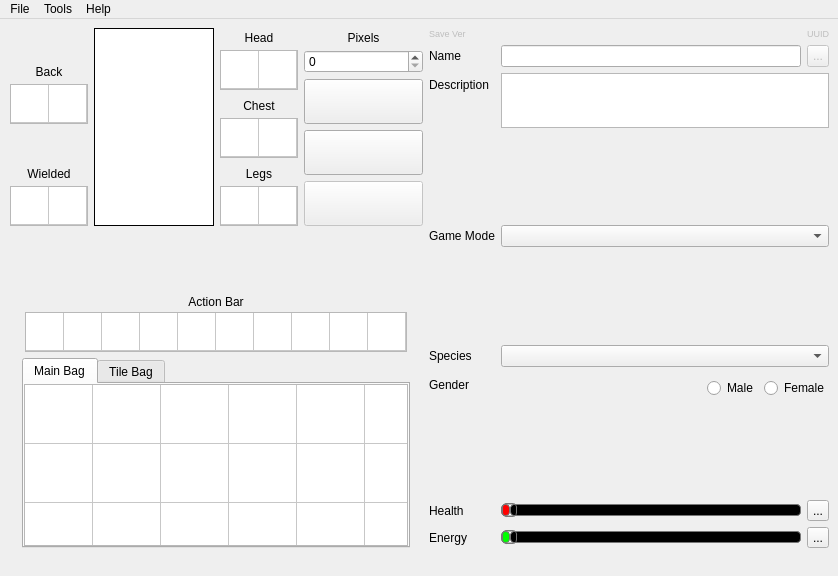
Before: the Qt Designer form starcheat/templates/MainWindow.ui in wizzomafizzo/starcheat, drawn with Qt 5.
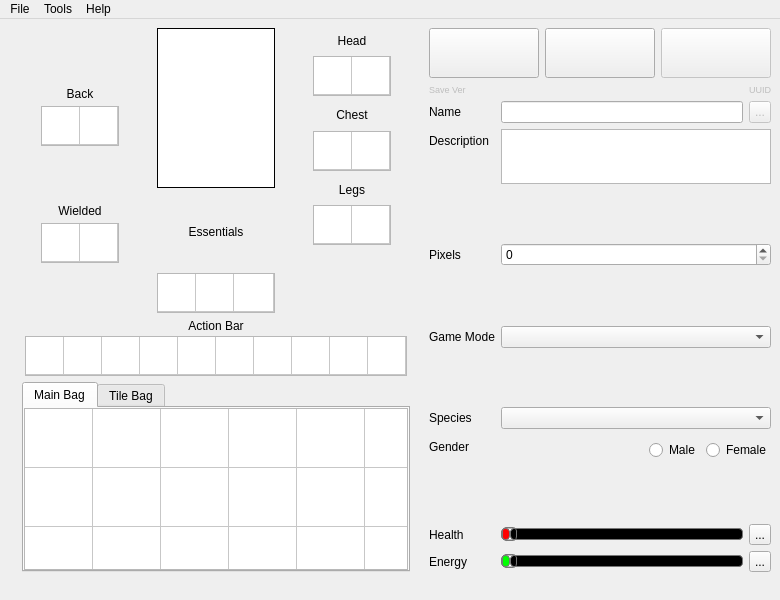
After: the same form once the commit is applied. Icons and pictures are not drawn.

Commit message: Playing with mainwindow layout

```diff
--- a/starcheat/templates/MainWindow.ui
+++ b/starcheat/templates/MainWindow.ui
@@ -6,8 +6,8 @@
    <rect>
     <x>0</x>
     <y>0</y>
-    <width>838</width>
-    <height>576</height>
+    <width>780</width>
+    <height>600</height>
    </rect>
   </property>
   <property name="windowTitle">
@@ -18,17 +18,27 @@
     <normaloff>:/starcheat/images/starcheat_64_single.png</normaloff>:/starcheat/images/starcheat_64_single.png</iconset>
   </property>
   <widget class="QWidget" name="centralwidget">
-   <layout class="QHBoxLayout" name="horizontalLayout_7">
-    <item>
-     <layout class="QVBoxLayout" name="verticalLayout_9">
+   <layout class="QGridLayout" name="gridLayout_7">
+    <item row="0" column="0" rowspan="2">
+     <layout class="QVBoxLayout" name="verticalLayout_8">
       <item>
-       <layout class="QHBoxLayout" name="horizontalLayout_4">
-        <item>
-         <layout class="QVBoxLayout" name="verticalLayout_10">
-          <property name="leftMargin">
-           <number>1</number>
-          </property>
-          <item>
+       <layout class="QGridLayout" name="gridLayout_6">
+        <item row="0" column="0" rowspan="2">
+         <layout class="QGridLayout" name="gridLayout_4">
+          <item row="0" column="0" rowspan="5">
+           <spacer name="horizontalSpacer_8">
+            <property name="orientation">
+             <enum>Qt::Horizontal</enum>
+            </property>
+            <property name="sizeHint" stdset="0">
+             <size>
+              <width>18</width>
+              <height>238</height>
+             </size>
+            </property>
+           </spacer>
+          </item>
+          <item row="0" column="1">
            <spacer name="verticalSpacer_3">
             <property name="orientation">
              <enum>Qt::Vertical</enum>
@@ -41,7 +51,20 @@
             </property>
            </spacer>
           </item>
-          <item>
+          <item row="0" column="2" rowspan="5">
+           <spacer name="horizontalSpacer_9">
+            <property name="orientation">
+             <enum>Qt::Horizontal</enum>
+            </property>
+            <property name="sizeHint" stdset="0">
+             <size>
+              <width>18</width>
+              <height>238</height>
+             </size>
+            </property>
+           </spacer>
+          </item>
+          <item row="1" column="1">
            <layout class="QVBoxLayout" name="verticalLayout">
             <property name="spacing">
              <number>3</number>
@@ -163,7 +186,7 @@
             </item>
            </layout>
           </item>
-          <item>
+          <item row="2" column="1">
            <spacer name="verticalSpacer">
             <property name="orientation">
              <enum>Qt::Vertical</enum>
@@ -176,7 +199,7 @@
             </property>
            </spacer>
           </item>
-          <item>
+          <item row="3" column="1">
            <layout class="QVBoxLayout" name="verticalLayout_2">
             <property name="spacing">
              <number>3</number>
@@ -298,9 +321,22 @@
             </item>
            </layout>
           </item>
+          <item row="4" column="1">
+           <spacer name="verticalSpacer_4">
+            <property name="orientation">
+             <enum>Qt::Vertical</enum>
+            </property>
+            <property name="sizeHint" stdset="0">
+             <size>
+              <width>17</width>
+              <height>34</height>
+             </size>
+            </property>
+           </spacer>
+          </item>
          </layout>
         </item>
-        <item>
+        <item row="0" column="1">
          <widget class="QLabel" name="player_preview">
           <property name="minimumSize">
            <size>
@@ -322,9 +358,22 @@
           </property>
          </widget>
         </item>
-        <item>
-         <layout class="QVBoxLayout" name="verticalLayout_8">
-          <item>
+        <item row="0" column="2" rowspan="2">
+         <layout class="QGridLayout" name="gridLayout">
+          <item row="0" column="0" rowspan="4">
+           <spacer name="horizontalSpacer_5">
+            <property name="orientation">
+             <enum>Qt::Horizontal</enum>
+            </property>
+            <property name="sizeHint" stdset="0">
+             <size>
+              <width>18</width>
+              <height>238</height>
+             </size>
+            </property>
+           </spacer>
+          </item>
+          <item row="0" column="1">
            <layout class="QVBoxLayout" name="verticalLayout_3">
             <property name="spacing">
              <number>3</number>
@@ -446,7 +495,20 @@
             </item>
            </layout>
           </item>
-          <item>
+          <item row="0" column="2" rowspan="4">
+           <spacer name="horizontalSpacer_7">
+            <property name="orientation">
+             <enum>Qt::Horizontal</enum>
+            </property>
+            <property name="sizeHint" stdset="0">
+             <size>
+              <width>18</width>
+              <height>238</height>
+             </size>
+            </property>
+           </spacer>
+          </item>
+          <item row="1" column="1">
            <layout class="QVBoxLayout" name="verticalLayout_5">
             <property name="spacing">
              <number>3</number>
@@ -568,7 +630,7 @@
             </item>
            </layout>
           </item>
-          <item>
+          <item row="2" column="1">
            <layout class="QVBoxLayout" name="verticalLayout_4">
             <property name="spacing">
              <number>3</number>
@@ -690,64 +752,32 @@
             </item>
            </layout>
           </item>
+          <item row="3" column="1">
+           <spacer name="verticalSpacer_2">
+            <property name="orientation">
+             <enum>Qt::Vertical</enum>
+            </property>
+            <property name="sizeHint" stdset="0">
+             <size>
+              <width>20</width>
+              <height>40</height>
+             </size>
+            </property>
+           </spacer>
+          </item>
          </layout>
         </item>
-        <item>
-         <layout class="QVBoxLayout" name="verticalLayout_6">
+        <item row="1" column="1">
+         <layout class="QVBoxLayout" name="verticalLayout_9">
+          <property name="spacing">
+           <number>3</number>
+          </property>
           <item>
-           <layout class="QVBoxLayout" name="verticalLayout_7">
-            <property name="spacing">
-             <number>3</number>
-            </property>
-            <item>
-             <widget class="QLabel" name="pixels_label">
-              <property name="minimumSize">
-               <size>
-                <width>0</width>
-                <height>15</height>
-               </size>
-              </property>
-              <property name="layoutDirection">
-               <enum>Qt::LeftToRight</enum>
-              </property>
-              <property name="text">
-               <string>Pixels</string>
-              </property>
-              <property name="alignment">
-               <set>Qt::AlignCenter</set>
-              </property>
-             </widget>
-            </item>
-            <item>
-             <widget class="QSpinBox" name="pixels">
-              <property name="maximum">
-               <number>2147483647</number>
-              </property>
-              <property name="singleStep">
-               <number>100</number>
-              </property>
-              <property name="value">
-               <number>0</number>
-              </property>
-             </widget>
-            </item>
-           </layout>
-          </item>
-          <item>
-           <widget class="QPushButton" name="appearance_button">
-            <property name="enabled">
-             <bool>true</bool>
-            </property>
-            <property name="sizePolicy">
-             <sizepolicy hsizetype="Minimum" vsizetype="Minimum">
-              <horstretch>0</horstretch>
-              <verstretch>0</verstretch>
-             </sizepolicy>
-            </property>
+           <widget class="QLabel" name="legs_label_2">
             <property name="minimumSize">
              <size>
               <width>0</width>
-              <height>35</height>
+              <height>19</height>
              </size>
             </property>
             <property name="toolTip">
@@ -757,71 +787,46 @@
              <string>Change how you look</string>
             </property>
             <property name="text">
-             <string/>
+             <string>Essentials</string>
             </property>
-            <property name="icon">
-             <iconset resource="../resources.qrc">
-              <normaloff>:/starcheat/images/icons/glyphicons_051_eye_open.png</normaloff>:/starcheat/images/icons/glyphicons_051_eye_open.png</iconset>
+            <property name="alignment">
+             <set>Qt::AlignCenter</set>
             </property>
-            <property name="iconSize">
-             <size>
-              <width>32</width>
-              <height>32</height>
-             </size>
-            </property>
            </widget>
           </item>
           <item>
-           <widget class="QPushButton" name="blueprints_button">
-            <property name="sizePolicy">
-             <sizepolicy hsizetype="Minimum" vsizetype="Minimum">
-              <horstretch>0</horstretch>
-              <verstretch>0</verstretch>
-             </sizepolicy>
-            </property>
-            <property name="minimumSize">
+           <widget class="QTableWidget" name="legs_2">
+            <property name="maximumSize">
              <size>
-              <width>0</width>
-              <height>35</height>
+              <width>118</width>
+              <height>40</height>
              </size>
             </property>
-            <property name="toolTip">
-             <string>Manage Blueprints</string>
+            <property name="font">
+             <font>
+              <pointsize>7</pointsize>
+             </font>
             </property>
             <property name="statusTip">
              <string>Manage known crafting recipes/blueprints</string>
             </property>
-            <property name="text">
-             <string/>
+            <property name="styleSheet">
+             <string notr="true">selection-background-color: white;</string>
             </property>
-            <property name="icon">
-             <iconset resource="../resources.qrc">
-              <normaloff>:/starcheat/images/icons/glyphicons_460_blacksmith.png</normaloff>:/starcheat/images/icons/glyphicons_460_blacksmith.png</iconset>
+            <property name="verticalScrollBarPolicy">
+             <enum>Qt::ScrollBarAlwaysOff</enum>
             </property>
-            <property name="iconSize">
-             <size>
-              <width>32</width>
-              <height>32</height>
-             </size>
+            <property name="horizontalScrollBarPolicy">
+             <enum>Qt::ScrollBarAlwaysOff</enum>
             </property>
-           </widget>
-          </item>
-          <item>
-           <widget class="QPushButton" name="techs_button">
-            <property name="enabled">
+            <property name="autoScroll">
              <bool>false</bool>
             </property>
-            <property name="sizePolicy">
-             <sizepolicy hsizetype="Minimum" vsizetype="Minimum">
-              <horstretch>0</horstretch>
-              <verstretch>0</verstretch>
-             </sizepolicy>
+            <property name="editTriggers">
+             <set>QAbstractItemView::NoEditTriggers</set>
             </property>
-            <property name="minimumSize">
-             <size>
-              <width>0</width>
-              <height>35</height>
-             </size>
+            <property name="tabKeyNavigation">
+             <bool>false</bool>
             </property>
             <property name="toolTip">
              <string>Manage Techs</string>
@@ -829,8 +834,8 @@
             <property name="statusTip">
              <string>Manage your techs</string>
             </property>
-            <property name="text">
-             <string/>
+            <property name="dragDropMode">
+             <enum>QAbstractItemView::DragDrop</enum>
             </property>
             <property name="icon">
              <iconset resource="../resources.qrc">
@@ -842,25 +847,59 @@
               <height>32</height>
              </size>
             </property>
+            <property name="cornerButtonEnabled">
+             <bool>false</bool>
+            </property>
+            <attribute name="horizontalHeaderVisible">
+             <bool>false</bool>
+            </attribute>
+            <attribute name="horizontalHeaderDefaultSectionSize">
+             <number>38</number>
+            </attribute>
+            <attribute name="horizontalHeaderMinimumSectionSize">
+             <number>38</number>
+            </attribute>
+            <attribute name="horizontalHeaderStretchLastSection">
+             <bool>true</bool>
+            </attribute>
+            <attribute name="verticalHeaderVisible">
+             <bool>false</bool>
+            </attribute>
+            <attribute name="verticalHeaderDefaultSectionSize">
+             <number>38</number>
+            </attribute>
+            <attribute name="verticalHeaderMinimumSectionSize">
+             <number>38</number>
+            </attribute>
+            <attribute name="verticalHeaderStretchLastSection">
+             <bool>true</bool>
+            </attribute>
+            <row>
+             <property name="text">
+              <string>1</string>
+             </property>
+            </row>
+            <column>
+             <property name="text">
+              <string>1</string>
+             </property>
+            </column>
+            <column>
+             <property name="text">
+              <string>2</string>
+             </property>
+            </column>
+            <column>
+             <property name="text">
+              <string>3</string>
+             </property>
+            </column>
            </widget>
           </item>
          </layout>
         </item>
        </layout>
       </item>
-      <item>
-       <spacer name="verticalSpacer_2">
-        <property name="orientation">
-         <enum>Qt::Vertical</enum>
-        </property>
-        <property name="sizeHint" stdset="0">
-         <size>
-          <width>20</width>
-          <height>40</height>
-         </size>
-        </property>
-       </spacer>
-      </item>
       <item>
        <layout class="QGridLayout" name="gridLayout_5">
         <property name="verticalSpacing">
@@ -1458,7 +1497,122 @@
       </item>
      </layout>
     </item>
-    <item>
+    <item row="0" column="1">
+     <layout class="QHBoxLayout" name="horizontalLayout">
+      <item>
+       <widget class="QPushButton" name="appearance_button">
+        <property name="enabled">
+         <bool>true</bool>
+        </property>
+        <property name="sizePolicy">
+         <sizepolicy hsizetype="Minimum" vsizetype="Minimum">
+          <horstretch>0</horstretch>
+          <verstretch>0</verstretch>
+         </sizepolicy>
+        </property>
+        <property name="minimumSize">
+         <size>
+          <width>0</width>
+          <height>50</height>
+         </size>
+        </property>
+        <property name="toolTip">
+         <string>Manage Appearance</string>
+        </property>
+        <property name="statusTip">
+         <string>Change how you look</string>
+        </property>
+        <property name="text">
+         <string/>
+        </property>
+        <property name="icon">
+         <iconset resource="../resources.qrc">
+          <normaloff>:/starcheat/images/icons/glyphicons_051_eye_open.png</normaloff>:/starcheat/images/icons/glyphicons_051_eye_open.png</iconset>
+        </property>
+        <property name="iconSize">
+         <size>
+          <width>32</width>
+          <height>32</height>
+         </size>
+        </property>
+       </widget>
+      </item>
+      <item>
+       <widget class="QPushButton" name="blueprints_button">
+        <property name="sizePolicy">
+         <sizepolicy hsizetype="Minimum" vsizetype="Minimum">
+          <horstretch>0</horstretch>
+          <verstretch>0</verstretch>
+         </sizepolicy>
+        </property>
+        <property name="minimumSize">
+         <size>
+          <width>0</width>
+          <height>50</height>
+         </size>
+        </property>
+        <property name="toolTip">
+         <string>Manage Blueprints</string>
+        </property>
+        <property name="statusTip">
+         <string>Manage known crafting recipes/blueprints</string>
+        </property>
+        <property name="text">
+         <string/>
+        </property>
+        <property name="icon">
+         <iconset resource="../resources.qrc">
+          <normaloff>:/starcheat/images/icons/glyphicons_460_blacksmith.png</normaloff>:/starcheat/images/icons/glyphicons_460_blacksmith.png</iconset>
+        </property>
+        <property name="iconSize">
+         <size>
+          <width>32</width>
+          <height>32</height>
+         </size>
+        </property>
+       </widget>
+      </item>
+      <item>
+       <widget class="QPushButton" name="techs_button">
+        <property name="enabled">
+         <bool>false</bool>
+        </property>
+        <property name="sizePolicy">
+         <sizepolicy hsizetype="Minimum" vsizetype="Minimum">
+          <horstretch>0</horstretch>
+          <verstretch>0</verstretch>
+         </sizepolicy>
+        </property>
+        <property name="minimumSize">
+         <size>
+          <width>0</width>
+          <height>50</height>
+         </size>
+        </property>
+        <property name="toolTip">
+         <string>Manage Techs</string>
+        </property>
+        <property name="statusTip">
+         <string>Manage your techs</string>
+        </property>
+        <property name="text">
+         <string/>
+        </property>
+        <property name="icon">
+         <iconset resource="../resources.qrc">
+          <normaloff>:/starcheat/images/icons/glyphicons_137_cogwheels.png</normaloff>:/starcheat/images/icons/glyphicons_137_cogwheels.png</iconset>
+        </property>
+        <property name="iconSize">
+         <size>
+          <width>32</width>
+          <height>32</height>
+         </size>
+        </property>
+       </widget>
+      </item>
+     </layout>
+    </item>
+    <item row="1" column="1">
      <layout class="QFormLayout" name="formLayout">
       <property name="fieldGrowthPolicy">
        <enum>QFormLayout::AllNonFixedFieldsGrow</enum>
@@ -1557,7 +1711,7 @@
        </widget>
       </item>
       <item row="3" column="1">
-       <spacer name="verticalSpacer_8">
+       <spacer name="verticalSpacer_5">
         <property name="orientation">
          <enum>Qt::Vertical</enum>
         </property>
@@ -1570,6 +1724,51 @@
        </spacer>
       </item>
       <item row="4" column="0">
+       <widget class="QLabel" name="pixels_label">
+        <property name="minimumSize">
+         <size>
+          <width>0</width>
+          <height>15</height>
+         </size>
+        </property>
+        <property name="layoutDirection">
+         <enum>Qt::LeftToRight</enum>
+        </property>
+        <property name="text">
+         <string>Pixels</string>
+        </property>
+        <property name="alignment">
+         <set>Qt::AlignCenter</set>
+        </property>
+       </widget>
+      </item>
+      <item row="4" column="1">
+       <widget class="QSpinBox" name="pixels">
+        <property name="maximum">
+         <number>2147483647</number>
+        </property>
+        <property name="singleStep">
+         <number>100</number>
+        </property>
+        <property name="value">
+         <number>0</number>
+        </property>
+       </widget>
+      </item>
+      <item row="5" column="1">
+       <spacer name="verticalSpacer_6">
+        <property name="orientation">
+         <enum>Qt::Vertical</enum>
+        </property>
+        <property name="sizeHint" stdset="0">
+         <size>
+          <width>20</width>
+          <height>40</height>
+         </size>
+        </property>
+       </spacer>
+      </item>
+      <item row="6" column="0">
        <widget class="QLabel" name="game_mode_label">
         <property name="text">
          <string>Game Mode</string>
@@ -1579,14 +1778,14 @@
         </property>
        </widget>
       </item>
-      <item row="4" column="1">
+      <item row="6" column="1">
        <widget class="QComboBox" name="game_mode">
         <property name="enabled">
          <bool>true</bool>
         </property>
        </widget>
       </item>
-      <item row="5" column="1">
+      <item row="7" column="1">
        <spacer name="verticalSpacer_7">
         <property name="orientation">
          <enum>Qt::Vertical</enum>
@@ -1599,7 +1798,7 @@
         </property>
        </spacer>
       </item>
-      <item row="6" column="0">
+      <item row="8" column="0">
        <widget class="QLabel" name="race_label">
         <property name="text">
          <string>Species</string>
@@ -1609,10 +1808,10 @@
         </property>
        </widget>
       </item>
-      <item row="6" column="1">
+      <item row="8" column="1">
        <widget class="QComboBox" name="race"/>
       </item>
-      <item row="7" column="0">
+      <item row="9" column="0">
        <widget class="QLabel" name="gender_label">
         <property name="text">
          <string>Gender</string>
@@ -1622,7 +1821,7 @@
         </property>
        </widget>
       </item>
-      <item row="7" column="1">
+      <item row="9" column="1">
        <widget class="QWidget" name="gender_group" native="true">
         <property name="minimumSize">
          <size>
@@ -1687,27 +1886,27 @@
         </layout>
        </widget>
       </item>
-      <item row="8" column="1">
-       <spacer name="verticalSpacer_6">
+      <item row="10" column="1">
+       <spacer name="verticalSpacer_8">
         <property name="orientation">
          <enum>Qt::Vertical</enum>
         </property>
         <property name="sizeHint" stdset="0">
          <size>
           <width>20</width>
-          <height>60</height>
+          <height>40</height>
          </size>
         </property>
        </spacer>
       </item>
-      <item row="9" column="0">
+      <item row="11" column="0">
        <widget class="QLabel" name="health_label">
         <property name="text">
          <string>Health</string>
         </property>
        </widget>
       </item>
-      <item row="9" column="1">
+      <item row="11" column="1">
        <layout class="QHBoxLayout" name="horizontalLayout_2">
         <item>
          <widget class="QSlider" name="health">
@@ -1773,14 +1972,14 @@
         </item>
        </layout>
       </item>
-      <item row="10" column="0">
+      <item row="12" column="0">
        <widget class="QLabel" name="energy_label">
         <property name="text">
          <string>Energy</string>
         </property>
        </widget>
       </item>
-      <item row="10" column="1">
+      <item row="12" column="1">
        <layout class="QHBoxLayout" name="horizontalLayout_6">
         <item>
          <widget class="QSlider" name="energy">
@@ -1861,7 +2060,7 @@
     <rect>
      <x>0</x>
      <y>0</y>
-     <width>838</width>
+     <width>780</width>
      <height>31</height>
     </rect>
    </property>
```
Left out of the diff: 36 changed lines with no effect on the pictures.
